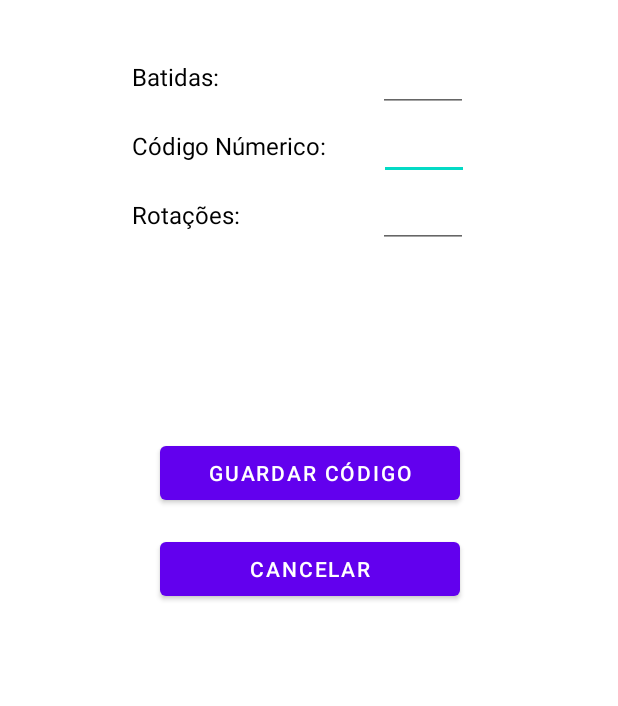
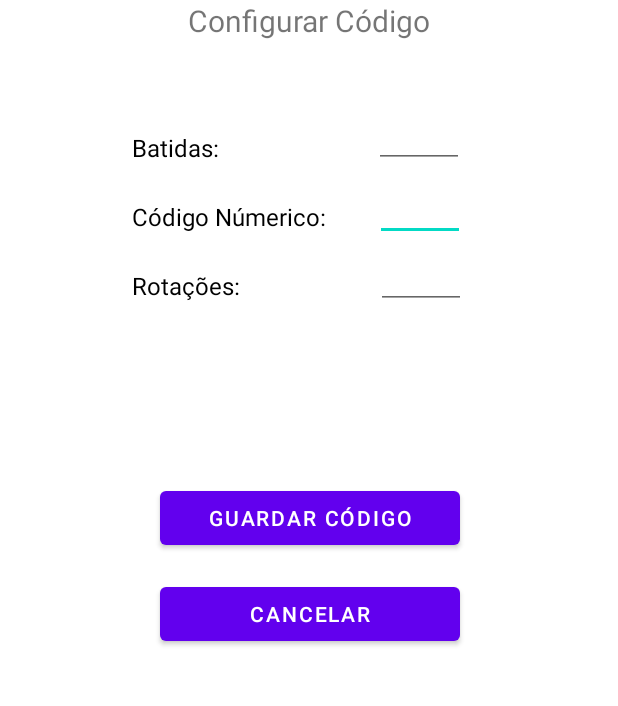
Before and after one commit to MaraAlmeida99/Abra-a-caixa-, an Android app: the ConfigurarCodigo screen opened directly, with no data from a screen before it, on a phone screen of 412 x 824 dp, the part 384-1090 px from its top. Run offline under Robolectric (Android 15) with nearby library versions, the phone set to English and light mode, and no system bars; our stand-ins replace Firebase (no records; nobody signed in at launch, a user with empty details on screens opened directly).

Commit message:
Pequenas alterações de design

```diff
--- a/Android/app/src/main/res/layout/activity_main.xml
+++ b/Android/app/src/main/res/layout/activity_main.xml
@@ -20,7 +20,6 @@
         android:layout_width="wrap_content"
         android:layout_height="wrap_content"
         android:text="Bem Vindo!"
-        android:onClick="alterarEstado"
         android:textSize="20sp"
         app:layout_constraintTop_toBottomOf="@+id/Logo"
         app:layout_constraintLeft_toLeftOf="parent"
--- a/Android/app/src/main/res/layout/configurar_codigo.xml
+++ b/Android/app/src/main/res/layout/configurar_codigo.xml
@@ -15,11 +15,22 @@
         app:layout_constraintLeft_toLeftOf="parent"
         app:layout_constraintTop_toTopOf="parent"/>
 
+    <TextView
+        android:id="@+id/TextConfi"
+        android:layout_width="wrap_content"
+        android:layout_height="wrap_content"
+        android:text="Configurar Código"
+        android:textSize="20sp"
+        app:layout_constraintTop_toBottomOf="@+id/Logo"
+        app:layout_constraintLeft_toLeftOf="parent"
+        app:layout_constraintRight_toRightOf="parent"/>
+
     <EditText
         android:id="@+id/EditNumerico"
         android:layout_width="60dp"
         android:layout_height="wrap_content"
-        android:layout_marginRight="70dp"
+        android:layout_marginRight="75dp"
+        android:layout_marginTop="3dp"
         android:gravity="center_horizontal"
         android:inputType="number"
         android:maxLength="4"
@@ -33,26 +44,24 @@
         android:layout_width="wrap_content"
         android:layout_height="wrap_content"
         android:layout_marginLeft="88dp"
-        android:layout_marginTop="40dp"
+        android:layout_marginTop="60dp"
         android:text="Batidas:"
         android:textColor="#000000"
         android:textSize="16sp"
         app:layout_constraintLeft_toLeftOf="parent"
-        app:layout_constraintTop_toBottomOf="@+id/Logo" />
+        app:layout_constraintTop_toBottomOf="@+id/TextConfi" />
 
     <EditText
         android:id="@+id/EditBatidas"
         android:layout_width="60dp"
         android:layout_height="wrap_content"
-        android:layout_marginTop="29dp"
-        android:layout_marginRight="50dp"
+        android:layout_marginTop="39dp"
         android:gravity="center_horizontal"
         android:inputType="text"
         android:maxLength="5"
-        app:layout_constraintHorizontal_bias="0.679"
         app:layout_constraintLeft_toRightOf="@+id/TextBatidas"
         app:layout_constraintRight_toRightOf="parent"
-        app:layout_constraintTop_toBottomOf="@+id/Logo" />
+        app:layout_constraintTop_toBottomOf="@+id/TextConfi" />
 
     <TextView
         android:id="@+id/TextNumerico"
@@ -84,7 +93,7 @@
         android:layout_height="wrap_content"
         android:gravity="center_horizontal"
         android:inputType="text"
-        android:layout_marginRight="8dp"
+        android:layout_marginRight="11dp"
         app:layout_constraintLeft_toRightOf="@+id/TextRotacoes"
         app:layout_constraintRight_toRightOf="parent"
         app:layout_constraintTop_toBottomOf="@+id/EditNumerico" />
```
Also changed, not shown: 290 other files.
